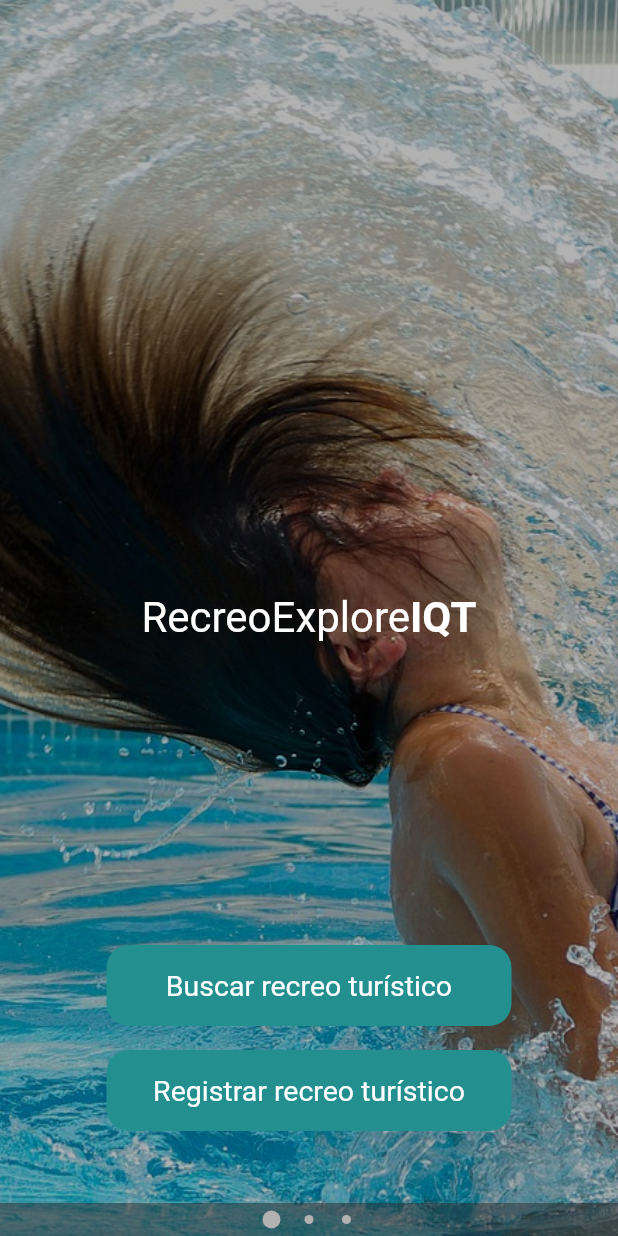
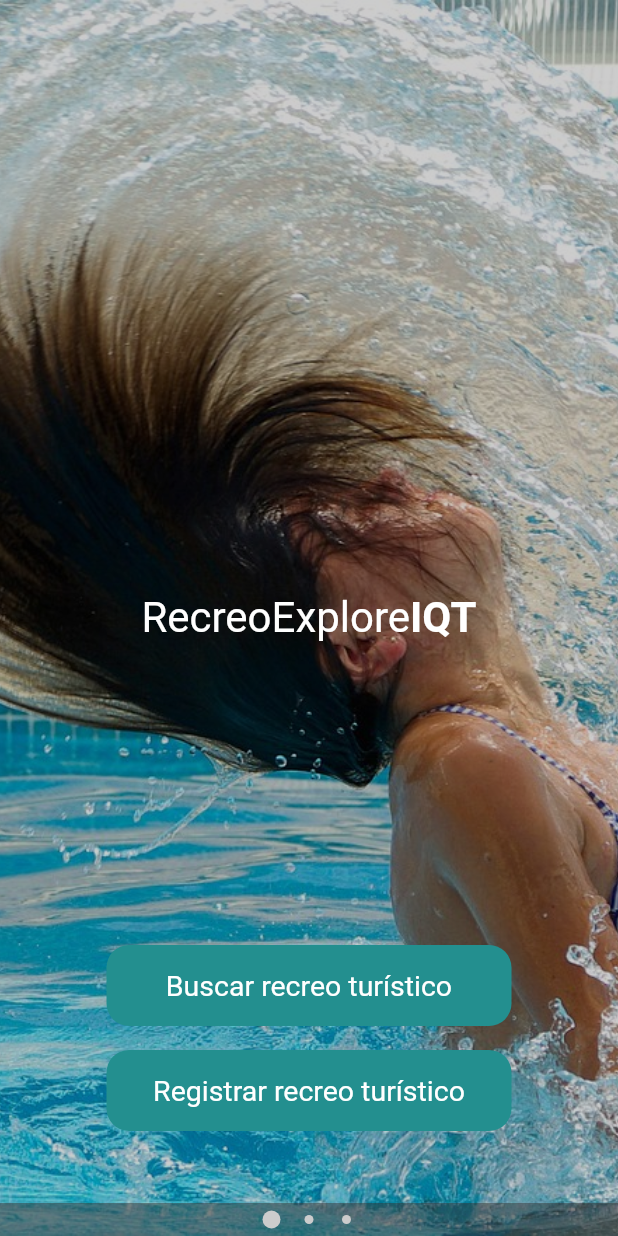
Before and after one commit to frankpezo/recreoexploreiqtapp, a Flutter app: the screen it shows after launch, on a phone screen of 412 x 824 dp. Run offline on Flutter 3.47's test engine with Material 2 defaults, Android fonts, the light colour scheme and no system bars; our stand-ins replace another_carousel_pro.

Commit message:
Welcome splash realmente terminado

```diff
--- a/lib/src/pages/welcome_splash.dart
+++ b/lib/src/pages/welcome_splash.dart
@@ -17,13 +17,13 @@ class _WelcomeSplahState extends State<WelcomeSplah> {
         children: [
           ColorFiltered(
             colorFilter: ColorFilter.mode(
-              Colors.black.withOpacity(0.3),
+              Colors.black.withOpacity(0.2),
               BlendMode.srcOver,
             ),
             child: AnotherCarousel(
               images: const [
                 AssetImage("assets/images/2.jpg"),
-                AssetImage("assets/images/3.jpg"),
+                AssetImage("assets/images/3.1.jpg"),
                 AssetImage("assets/images/1.jpg"),
               ],
               dotSize: 6,
```
Also changed, not shown: assets/images/3.1.jpg (added).
